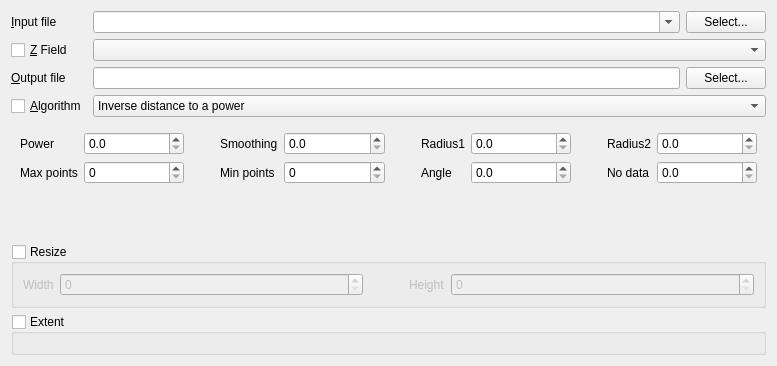
sourcepole/qgis, file qgis/python/plugins/GdalTools/tools/widgetGrid.ui: the form before one commit.
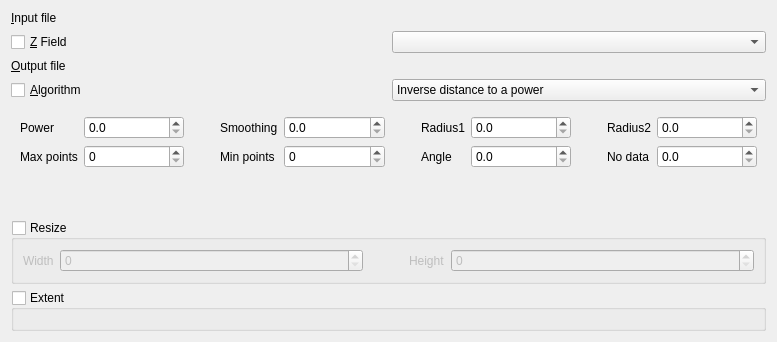
The form after the commit. Custom widgets are drawn as their Qt base class.

Commit message: avoid changes of the input layer when layers in canvas changed

Patch:
```diff
--- a/qgis/python/plugins/GdalTools/tools/widgetGrid.ui
+++ b/qgis/python/plugins/GdalTools/tools/widgetGrid.ui
@@ -7,7 +7,7 @@
     <x>0</x>
     <y>0</y>
     <width>777</width>
-    <height>366</height>
+    <height>342</height>
    </rect>
   </property>
   <property name="sizePolicy">
@@ -28,37 +28,10 @@
         <string>&amp;Input file</string>
        </property>
        <property name="buddy">
-        <cstring>selectInputFileButton</cstring>
+        <cstring>inSelector</cstring>
        </property>
       </widget>
      </item>
-     <item row="0" column="1">
-      <layout class="QHBoxLayout" name="horizontalLayout_3">
-       <item>
-        <widget class="QComboBox" name="inputLayerCombo">
-         <property name="sizePolicy">
-          <sizepolicy hsizetype="Expanding" vsizetype="Fixed">
-           <horstretch>0</horstretch>
-           <verstretch>0</verstretch>
-          </sizepolicy>
-         </property>
-         <property name="editable">
-          <bool>true</bool>
-         </property>
-         <property name="insertPolicy">
-          <enum>QComboBox::NoInsert</enum>
-         </property>
-        </widget>
-       </item>
-       <item>
-        <widget class="QPushButton" name="selectInputFileButton">
-         <property name="text">
-          <string>Select...</string>
-         </property>
-        </widget>
-       </item>
-      </layout>
-     </item>
      <item row="1" column="0">
       <widget class="QCheckBox" name="zfieldCheck">
        <property name="text">
@@ -75,31 +48,10 @@
         <string>&amp;Output file</string>
        </property>
        <property name="buddy">
-        <cstring>selectOutputFileButton</cstring>
+        <cstring>outSelector</cstring>
        </property>
       </widget>
      </item>
-     <item row="2" column="1">
-      <layout class="QHBoxLayout" name="horizontalLayout_2">
-       <item>
-        <widget class="QLineEdit" name="outputFileEdit">
-         <property name="minimumSize">
-          <size>
-           <width>100</width>
-           <height>0</height>
-          </size>
-         </property>
-        </widget>
-       </item>
-       <item>
-        <widget class="QPushButton" name="selectOutputFileButton">
-         <property name="text">
-          <string>Select...</string>
-         </property>
-        </widget>
-       </item>
-      </layout>
-     </item>
      <item row="3" column="0">
       <widget class="QCheckBox" name="algorithmCheck">
        <property name="text">
@@ -131,6 +83,12 @@
        </item>
       </widget>
      </item>
+     <item row="0" column="1">
+      <widget class="GdalToolsInOutSelector" name="inSelector" native="true"/>
+     </item>
+     <item row="2" column="1">
+      <widget class="GdalToolsInOutSelector" name="outSelector" native="true"/>
+     </item>
     </layout>
    </item>
    <item>
@@ -864,6 +822,12 @@
    <header>extentSelector</header>
    <container>1</container>
   </customwidget>
+  <customwidget>
+   <class>GdalToolsInOutSelector</class>
+   <extends>QWidget</extends>
+   <header>inOutSelector</header>
+   <container>1</container>
+  </customwidget>
  </customwidgets>
  <resources/>
  <connections>
```
The commit also changes 41 other files.
